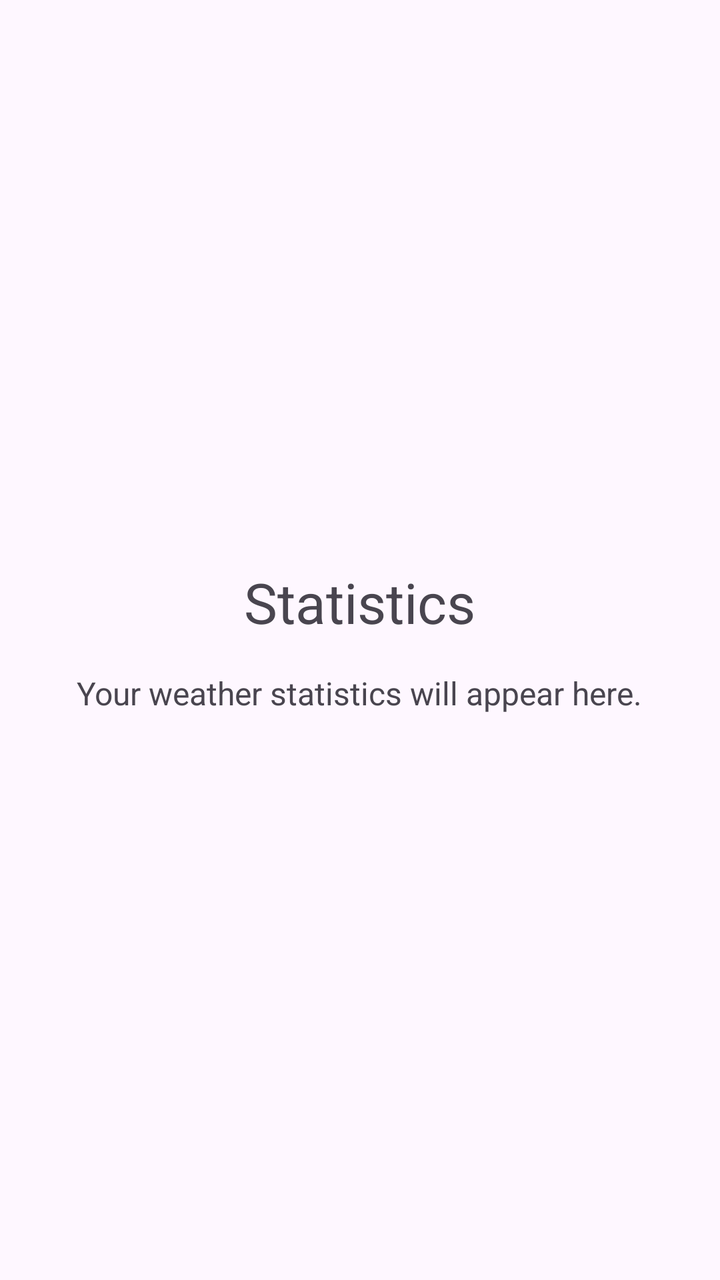
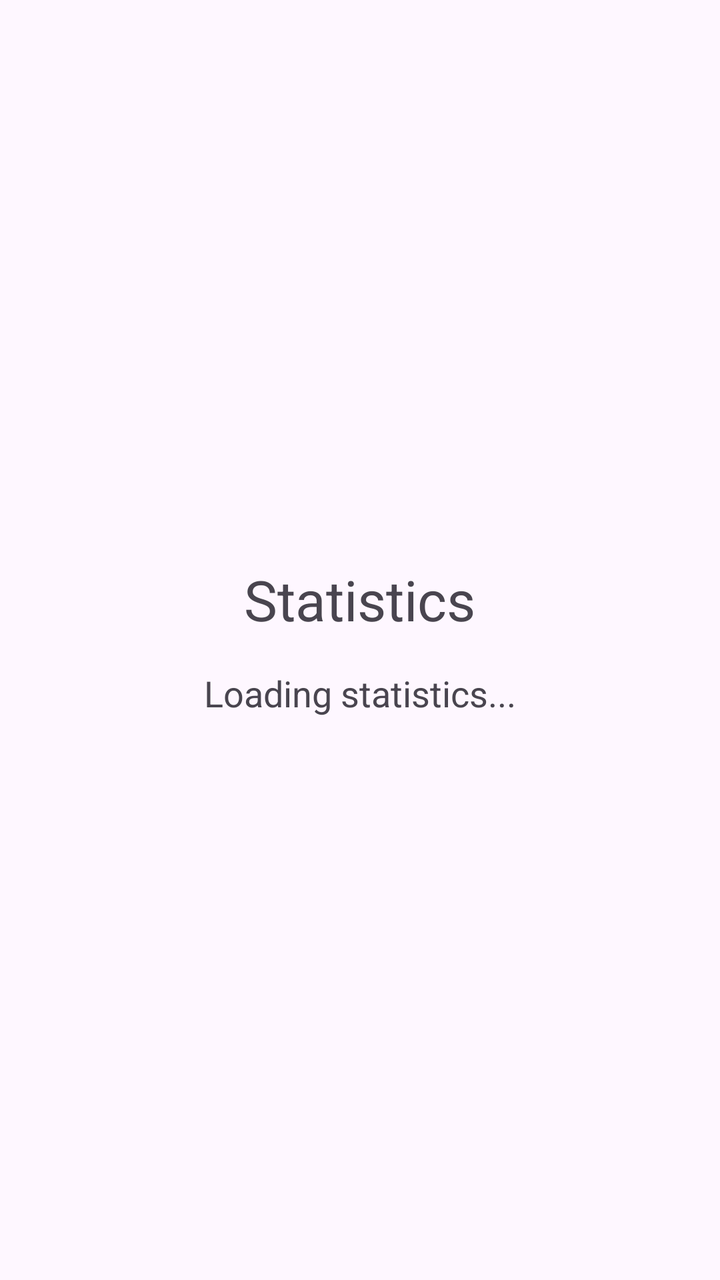

An Android layout rendered at two revisions. The XML below is the earlier revision; the diff shows what the commit changed to produce the second picture.
<!-- AndroidManifest.xml: application theme Theme.MyWeatherApp -->
<!-- res/layout/fragment_statistics.xml -->
<?xml version="1.0" encoding="utf-8"?>
<FrameLayout xmlns:android="http://schemas.android.com/apk/res/android"
    xmlns:tools="http://schemas.android.com/tools"
    android:layout_width="match_parent"
    android:layout_height="match_parent"
    tools:context=".StatisticsFragment">

    
    <LinearLayout
        xmlns:android="http://schemas.android.com/apk/res/android"
        android:layout_width="match_parent"
        android:layout_height="match_parent"
        android:orientation="vertical"
        android:gravity="center"
        android:padding="24dp">

        <TextView
            android:layout_width="wrap_content"
            android:layout_height="wrap_content"
            android:text="Statistics"
            android:textSize="28sp" />

        <TextView
            android:layout_width="wrap_content"
            android:layout_height="wrap_content"
            android:text="Your weather statistics will appear here."
            android:textSize="16sp"
            android:layout_marginTop="16dp" />

    </LinearLayout>

</FrameLayout>
<!-- resources referenced by this layout -->
<resources>
  <style name="Theme.MyWeatherApp" parent="Base.Theme.MyWeatherApp" />
  <style name="Base.Theme.MyWeatherApp" parent="Theme.Material3.DayNight.NoActionBar">
          
          
      </style>
</resources>

<!-- the commit's change to res/layout/fragment_statistics.xml (unified diff, before → after) -->
@@ -21,10 +21,11 @@
             android:textSize="28sp" />
 
         <TextView
+            android:id="@+id/statisticsText"
             android:layout_width="wrap_content"
             android:layout_height="wrap_content"
-            android:text="Your weather statistics will appear here."
-            android:textSize="16sp"
+            android:text="Loading statistics..."
+            android:textSize="18sp"
             android:layout_marginTop="16dp" />
 
     </LinearLayout>
